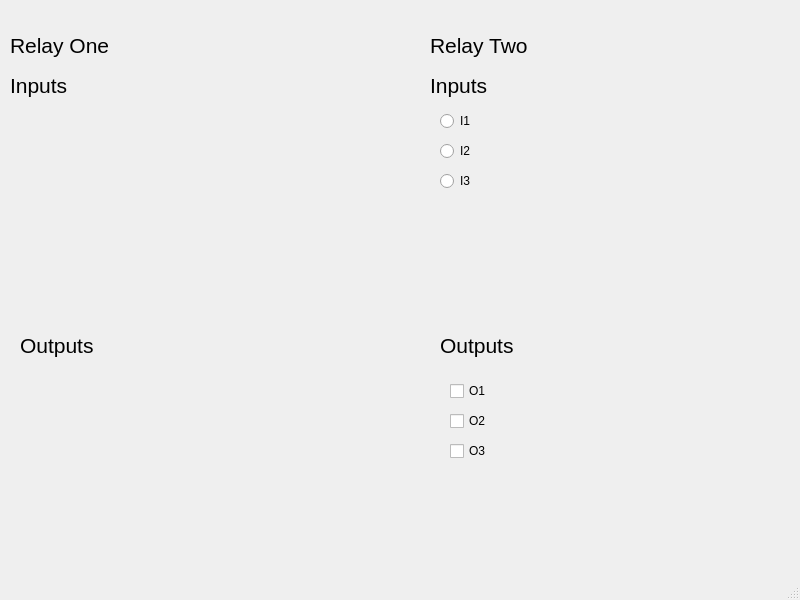
Above: mainwindow.ui from beeleph/PanelRegata2 before the change. Below: the same form after it.
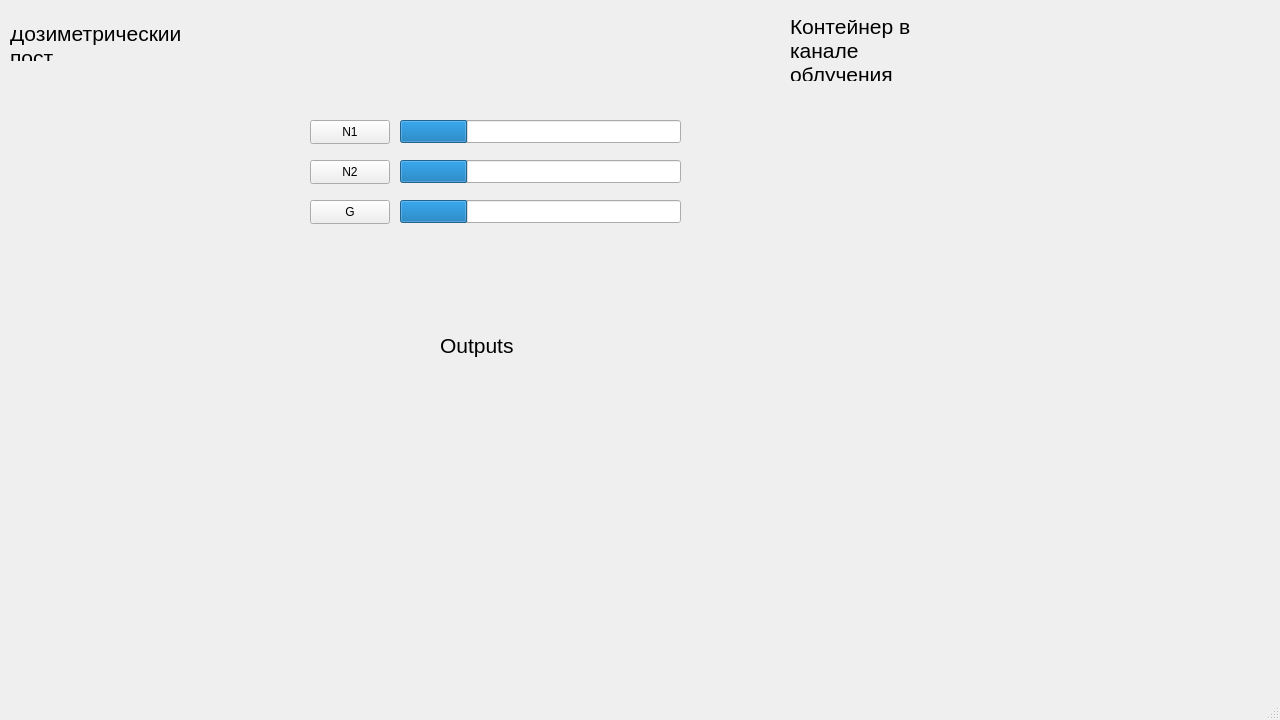
That is the form after the change.

Patch:
```diff
--- a/mainwindow.ui
+++ b/mainwindow.ui
@@ -6,8 +6,8 @@
    <rect>
     <x>0</x>
     <y>0</y>
-    <width>800</width>
-    <height>600</height>
+    <width>1280</width>
+    <height>720</height>
    </rect>
   </property>
   <property name="windowTitle">
@@ -29,34 +29,19 @@
      </font>
     </property>
     <property name="text">
-     <string>Relay One</string>
+     <string>Дозиметрический пост</string>
+    </property>
+    <property name="wordWrap">
+     <bool>true</bool>
     </property>
    </widget>
    <widget class="QLabel" name="label_2">
     <property name="geometry">
      <rect>
-      <x>430</x>
-      <y>30</y>
-      <width>171</width>
-      <height>31</height>
-     </rect>
-    </property>
-    <property name="font">
-     <font>
-      <pointsize>16</pointsize>
-     </font>
-    </property>
-    <property name="text">
-     <string>Relay Two</string>
-    </property>
-   </widget>
-   <widget class="QLabel" name="label_3">
-    <property name="geometry">
-     <rect>
-      <x>430</x>
-      <y>70</y>
+      <x>790</x>
+      <y>20</y>
       <width>131</width>
-      <height>31</height>
+      <height>61</height>
      </rect>
     </property>
     <property name="font">
@@ -65,7 +50,10 @@
      </font>
     </property>
     <property name="text">
-     <string>Inputs</string>
+     <string>Контейнер в канале облучения</string>
+    </property>
+    <property name="wordWrap">
+     <bool>true</bool>
     </property>
    </widget>
    <widget class="QLabel" name="label_4">
@@ -86,136 +74,91 @@
      <string>Outputs</string>
     </property>
    </widget>
-   <widget class="QLabel" name="label_5">
+   <widget class="QPushButton" name="pushButton">
     <property name="geometry">
      <rect>
-      <x>20</x>
-      <y>330</y>
-      <width>131</width>
-      <height>31</height>
+      <x>310</x>
+      <y>120</y>
+      <width>80</width>
+      <height>24</height>
      </rect>
     </property>
-    <property name="font">
-     <font>
-      <pointsize>16</pointsize>
-     </font>
-    </property>
     <property name="text">
-     <string>Outputs</string>
+     <string>N1</string>
     </property>
    </widget>
-   <widget class="QLabel" name="label_6">
+   <widget class="QPushButton" name="pushButton_2">
     <property name="geometry">
      <rect>
-      <x>10</x>
-      <y>70</y>
-      <width>131</width>
-      <height>31</height>
+      <x>310</x>
+      <y>160</y>
+      <width>80</width>
+      <height>24</height>
      </rect>
     </property>
-    <property name="font">
-     <font>
-      <pointsize>16</pointsize>
-     </font>
-    </property>
     <property name="text">
-     <string>Inputs</string>
+     <string>N2</string>
     </property>
    </widget>
-   <widget class="QRadioButton" name="relayTwoI1">
+   <widget class="QPushButton" name="pushButton_3">
     <property name="geometry">
      <rect>
-      <x>440</x>
-      <y>110</y>
-      <width>97</width>
-      <height>22</height>
+      <x>310</x>
+      <y>200</y>
+      <width>80</width>
+      <height>24</height>
      </rect>
     </property>
     <property name="text">
-     <string>I1</string>
+     <string>G</string>
     </property>
-    <property name="checkable">
-     <bool>true</bool>
-    </property>
-    <property name="autoExclusive">
-     <bool>false</bool>
-    </property>
    </widget>
-   <widget class="QRadioButton" name="relayTwoI2">
+   <widget class="QProgressBar" name="progressBar">
     <property name="geometry">
      <rect>
-      <x>440</x>
-      <y>140</y>
-      <width>97</width>
-      <height>22</height>
+      <x>400</x>
+      <y>120</y>
+      <width>281</width>
+      <height>23</height>
      </rect>
     </property>
-    <property name="text">
-     <string>I2</string>
+    <property name="value">
+     <number>24</number>
     </property>
-    <property name="checkable">
-     <bool>true</bool>
-    </property>
-    <property name="autoExclusive">
+    <property name="textVisible">
      <bool>false</bool>
     </property>
    </widget>
-   <widget class="QRadioButton" name="relayTwoI3">
+   <widget class="QProgressBar" name="progressBar_2">
     <property name="geometry">
      <rect>
-      <x>440</x>
-      <y>170</y>
-      <width>97</width>
-      <height>22</height>
+      <x>400</x>
+      <y>160</y>
+      <width>281</width>
+      <height>23</height>
      </rect>
     </property>
-    <property name="text">
-     <string>I3</string>
+    <property name="value">
+     <number>24</number>
     </property>
-    <property name="checkable">
-     <bool>true</bool>
-    </property>
-    <property name="autoExclusive">
+    <property name="textVisible">
      <bool>false</bool>
     </property>
    </widget>
-   <widget class="QCheckBox" name="relayTwoO1">
+   <widget class="QProgressBar" name="progressBar_3">
     <property name="geometry">
      <rect>
-      <x>450</x>
-      <y>380</y>
-      <width>83</width>
-      <height>22</height>
+      <x>400</x>
+      <y>200</y>
+      <width>281</width>
+      <height>23</height>
      </rect>
     </property>
-    <property name="text">
-     <string>O1</string>
+    <property name="value">
+     <number>24</number>
     </property>
-   </widget>
-   <widget class="QCheckBox" name="relayTwoO2">
-    <property name="geometry">
-     <rect>
-      <x>450</x>
-      <y>410</y>
-      <width>83</width>
-      <height>22</height>
-     </rect>
-    </property>
-    <property name="text">
-     <string>O2</string>
-    </property>
-   </widget>
-   <widget class="QCheckBox" name="relayTwoO3">
-    <property name="geometry">
-     <rect>
-      <x>450</x>
-      <y>440</y>
-      <width>83</width>
-      <height>22</height>
-     </rect>
-    </property>
-    <property name="text">
-     <string>O3</string>
+    <property name="textVisible">
+     <bool>false</bool>
     </property>
    </widget>
   </widget>
```
Left out of the diff: 4 changed lines with no effect on the pictures.
